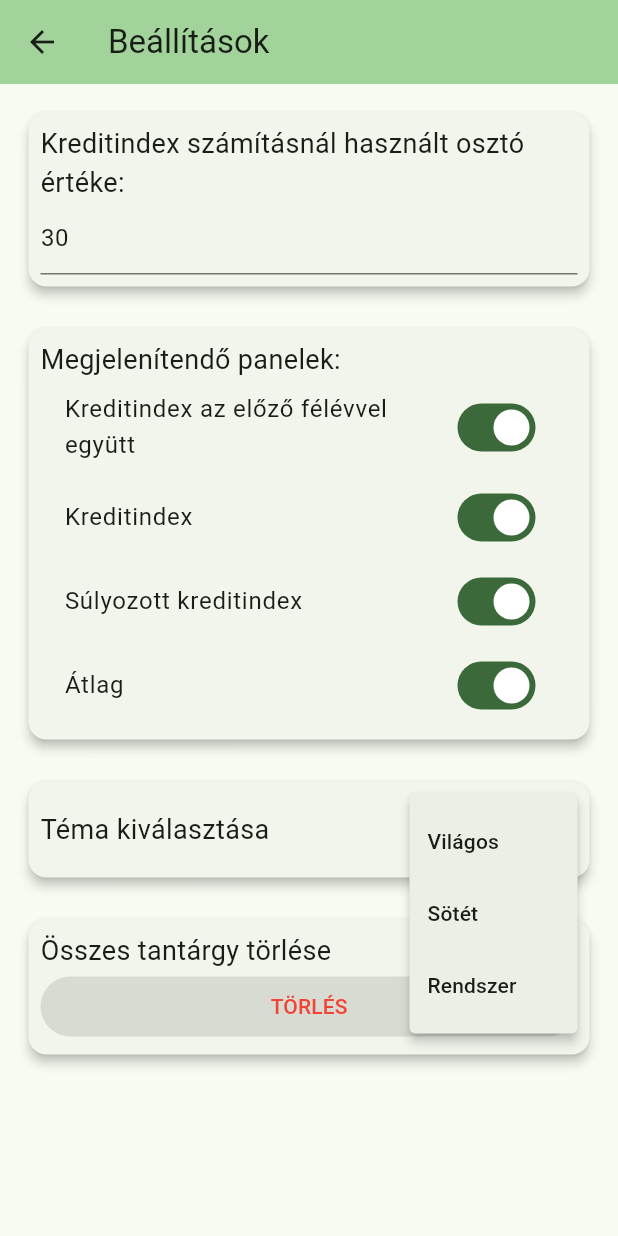
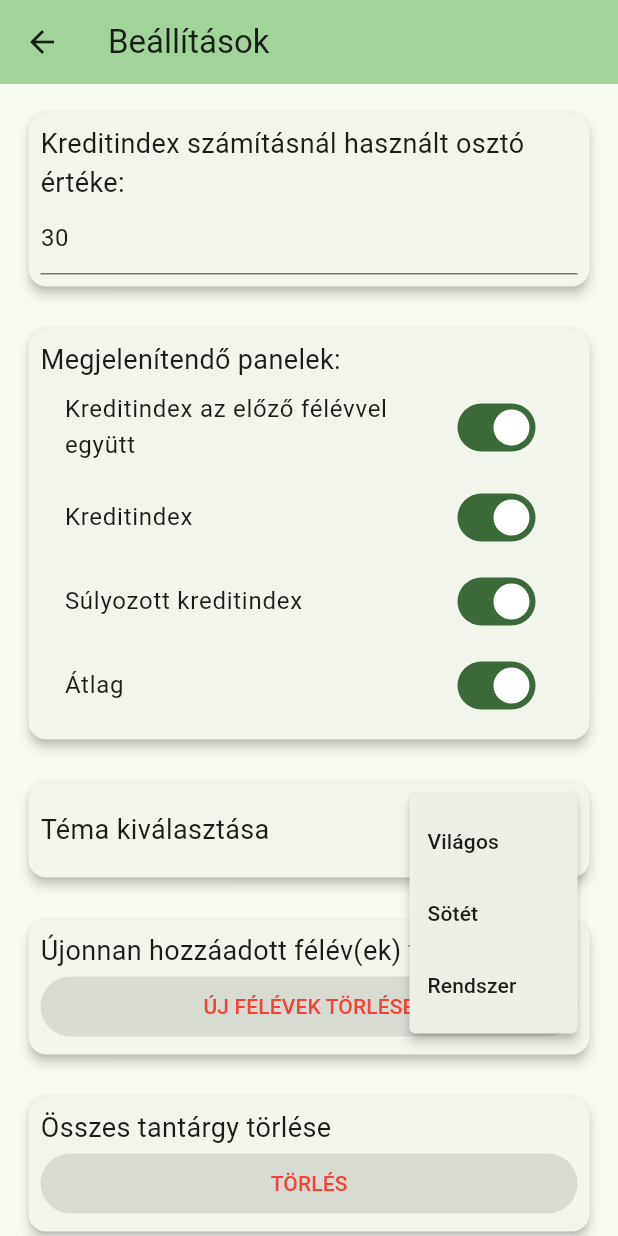
Before and after one commit to balazs003/kreditindex_calculator, a Flutter app: the SettingsPage screen opened by its route, after a tap on the "more vert" icon, on a phone screen of 412 x 824 dp. Run offline on Flutter 3.47's test engine with Material 3 defaults, Android fonts, the phone set to English and light mode, and no system bars; our stand-ins replace adaptive_theme, flutter_slidable, shared_preferences, sqflite; accounts and stored records are empty.

Commit message:
Added a button and a dialog in settings page for deleteing

```diff
--- a/lib/info_page.dart
+++ b/lib/info_page.dart
@@ -140,7 +140,7 @@ class InfoPage extends StatelessWidget {
               headerText(
                   'Alkalmazás verziója', Theme.of(context).colorScheme.primary),
               descriptionText(
-                '2.0.2.1',
+                '2.1.0.0',
               ),
             ],
           ),
--- a/lib/settings_page.dart
+++ b/lib/settings_page.dart
@@ -18,7 +18,13 @@ class SettingsPage extends StatefulWidget {
 
 class _SettingsPageState extends State<SettingsPage> {
   late TextEditingController _controller;
+
   int _creditDivisionNumber = 0;
+  final int _initialSemesterCount = 11;
+  int _semesterCount = 11;
+  final String _semesterCountKey = 'semestercount';
+  final String _currentSemesterNumberKey = 'currentSemesterNumber';
+
   late SubjectList subjectList;
 
   ThemeItem? selectedItem;
@@ -60,6 +66,8 @@ class _SettingsPageState extends State<SettingsPage> {
     _showWeightedCreditIndexCard =
         prefs.getBool('weightedCreditIndexVisible') ?? true;
     _showAverageCard = prefs.getBool('averageVisible') ?? true;
+
+    await loadSemesterCount();
   }
 
   void _saveSettingsData() async {
@@ -86,11 +94,20 @@ class _SettingsPageState extends State<SettingsPage> {
     await prefs.setBool('averageVisible', _showAverageCard);
   }
 
-  @override
-  void dispose() {
-    _controller.removeListener(_saveSettingsData);
-    _controller.dispose();
-    super.dispose();
+  Future<void> loadSemesterCount() async {
+    var prefs = await SharedPreferences.getInstance();
+    _semesterCount = prefs.getInt('semestercount') ?? 11;
+  }
+
+  Future<void> saveSemesterCount() async {
+    var prefs = await SharedPreferences.getInstance();
+    await prefs.setInt(_semesterCountKey, _semesterCount);
+  }
+
+  //if a newly added semester was selected on the homepage and you delete it from settings, the current semester after going back will be the first
+  Future<void> saveCurrentSemesterNumberAfterNewSemesterDeletion() async {
+    var prefs = await SharedPreferences.getInstance();
+    await prefs.setInt(_currentSemesterNumberKey, 1);
   }
 
   @override
@@ -272,6 +289,39 @@ class _SettingsPageState extends State<SettingsPage> {
                     crossAxisAlignment: CrossAxisAlignment.stretch,
                     children: [
                       const Text(
+                        'Újonnan hozzáadott félév(ek) törlése',
+                        style: TextStyle(
+                          fontSize: 18,
+                        ),
+                      ),
+                      ElevatedButton(
+                        //this button is only enabled when there are newly added semesters (>11)
+                          onPressed: _semesterCount > _initialSemesterCount
+                              ? () {
+                            _showDeleteNewlyAddedSemestersDialog(context);
+                          }
+                              : null,
+                          child: const Text(
+                            'ÚJ FÉLÉVEK TÖRLÉSE',
+                            style: TextStyle(
+                              color: Colors.red,
+                            ),
+                          ))
+                    ],
+                  ),
+                ),
+              ),
+              const SizedBox(
+                height: 20,
+              ),
+              Card(
+                elevation: 3,
+                child: Padding(
+                  padding: const EdgeInsets.all(8.0),
+                  child: Column(
+                    crossAxisAlignment: CrossAxisAlignment.stretch,
+                    children: [
+                      const Text(
                         'Összes tantárgy törlése',
                         style: TextStyle(
                           fontSize: 18,
@@ -328,4 +378,43 @@ class _SettingsPageState extends State<SettingsPage> {
           );
         });
   }
+
+  Future<void> _showDeleteNewlyAddedSemestersDialog(BuildContext context) async {
+    return showDialog(
+        context: context,
+        builder: (BuildContext context) {
+          return AlertDialog(
+            title: const Text('Törlés megerősítése'),
+            content: const Text('Biztosan törlöd az újonnan hozzáadott féléveket és az ott felvett tárgyakat?'),
+            actions: [
+              TextButton(
+                  onPressed: () {
+                    setState(() {
+                      subjectList.removeNewSemesterSubjects(_initialSemesterCount);
+                      _semesterCount = _initialSemesterCount;
+                      saveSemesterCount();
+                      saveCurrentSemesterNumberAfterNewSemesterDeletion();
+                      Navigator.of(context).pop();
+                    });
+                  },
+                  child: const Text(
+                    'Igen',
+                    style: TextStyle(color: Colors.red),
+                  )),
+              TextButton(
+                  onPressed: () {
+                    Navigator.of(context).pop();
+                  },
+                  child: const Text('Mégse'))
+            ],
+          );
+        });
+  }
+
+  @override
+  void dispose() {
+    _controller.removeListener(_saveSettingsData);
+    _controller.dispose();
+    super.dispose();
+  }
 }
```
Also changed, not shown: lib/subject.dart (+11 -0 lines).
